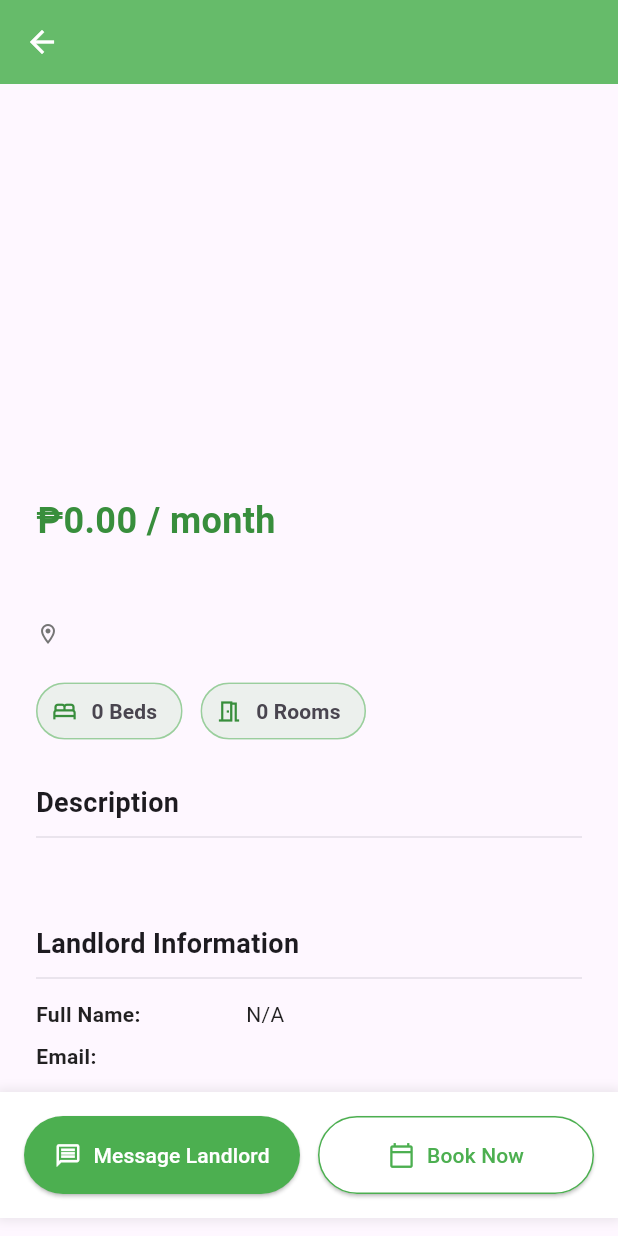
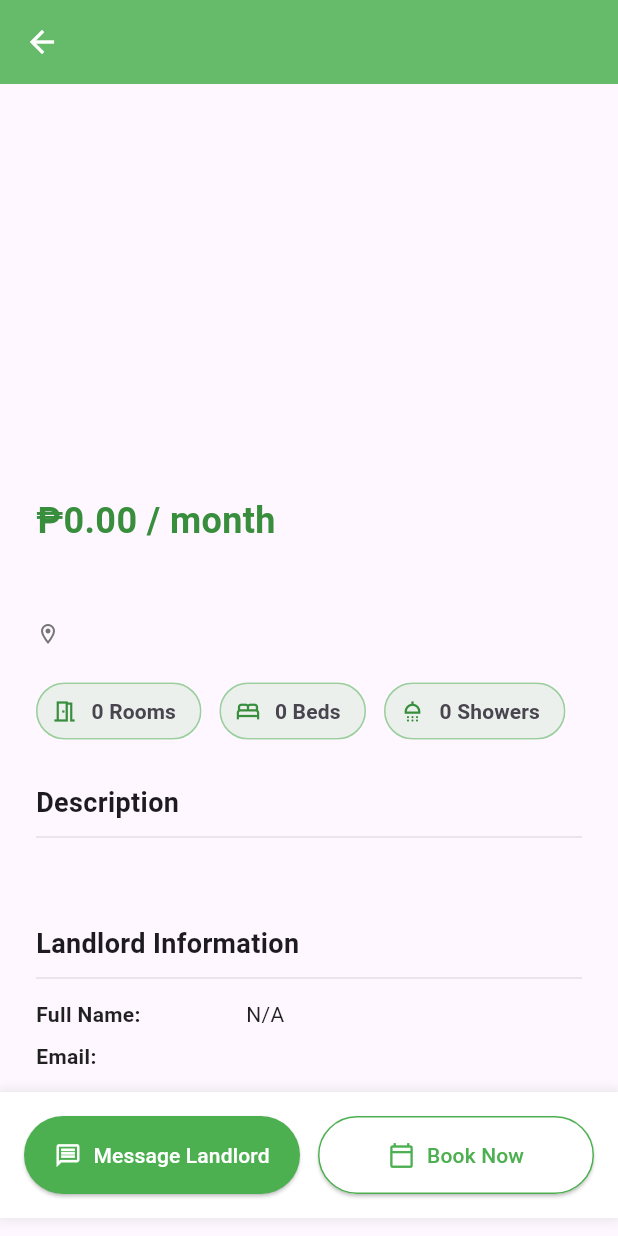
Before and after one commit to Sl4cK0TH/odiorent, a Flutter app: the PropertyDetailsScreen screen opened directly with empty values, on a phone screen of 412 x 824 dp. Run offline on Flutter 3.47's test engine with Material 3 defaults, Android fonts, the phone set to English and light mode, and no system bars; our stand-ins replace cloud_firestore, firebase_auth, firebase_core, firebase_messaging, fluttertoast, image_picker and 1 more; missing offline and left inert: cloudinary_public; accounts and stored records are empty; network calls fail.

Commit message:
feat: Add showers field to property model and streamline account settings
- Add showers/bathrooms field to Property model with full serialization
- Update all property screens to capture and display showers count
- Add shower icon display in property details and listing cards
- Fix linting issues: make fields final, replace deprecated withOpacity
- Remove redundant menu items from Account Settings (My Properties, Property Analytics, Help & Support)
- All code passes flutter analyze with zero issues

```diff
--- a/lib/models/property.dart
+++ b/lib/models/property.dart
@@ -40,6 +40,7 @@ class Property {
   final double price; // 'numeric' in Postgres maps to double in Dart
   final int rooms;
   final int beds;
+  final int showers; // Number of shower rooms/bathrooms
 
   // 'image_urls' is a text array in Supabase, which maps to List<String>
   final List<String> imageUrls;
@@ -71,6 +72,7 @@ class Property {
     required this.price,
     required this.rooms,
     required this.beds,
+    required this.showers,
     required this.imageUrls,
     required this.status,
     required this.createdAt, // New
@@ -100,6 +102,7 @@ class Property {
       'price': price,
       'rooms': rooms,
       'beds': beds,
+      'showers': showers,
       'image_urls': imageUrls,
       'status': statusToString(status), // Convert enum to string
       'created_at': createdAt.toIso8601String(), // Include created_at
@@ -120,6 +123,7 @@ class Property {
       price: (json['price'] as num).toDouble(),
       rooms: json['rooms'] as int,
       beds: json['beds'] as int,
+      showers: json['showers'] as int,
       imageUrls: List<String>.from(json['image_urls'] as List<dynamic>),
       status: statusFromString(json['status'] as String), // Convert string to enum
       createdAt: DateTime.parse(json['created_at'] as String),
@@ -149,6 +153,7 @@ class Property {
       'price': price,
       'rooms': rooms,
       'beds': beds,
+      'showers': showers,
       'imageUrls': imageUrls,
       'status': statusToString(status),
       'createdAt': createdAt,
@@ -171,6 +176,7 @@ class Property {
       price: (data['price'] as num).toDouble(),
       rooms: data['rooms'] as int,
       beds: data['beds'] as int,
+      showers: data['showers'] as int? ?? 1,
       imageUrls: List<String>.from(data['imageUrls'] as List<dynamic>? ?? []),
       status: statusFromString(data['status'] as String),
       createdAt: (data['createdAt'] as Timestamp?)?.toDate() ?? DateTime.now(),
@@ -191,6 +197,7 @@ class Property {
     double? price,
     int? rooms,
     int? beds,
+    int? showers,
     List<String>? imageUrls,
     PropertyStatus? status,
     DateTime? createdAt,
@@ -214,6 +221,7 @@ class Property {
       price: price ?? this.price,
       rooms: rooms ?? this.rooms,
       beds: beds ?? this.beds,
+      showers: showers ?? this.showers,
       imageUrls: imageUrls ?? this.imageUrls,
       status: status ?? this.status,
       createdAt: createdAt ?? this.createdAt,
--- a/lib/screens/landlord/landlord_property_details_screen.dart
+++ b/lib/screens/landlord/landlord_property_details_screen.dart
@@ -180,9 +180,9 @@ class LandlordPropertyDetailsScreen extends StatelessWidget {
                   Row(
                     mainAxisAlignment: MainAxisAlignment.spaceAround,
                     children: [
+                      _buildSpecIcon(Icons.meeting_room_outlined, '${property.rooms} Rooms'),
                       _buildSpecIcon(Icons.bed_outlined, '${property.beds} Beds'),
-                      // _buildSpecIcon(Icons.bathtub_outlined, '${property.rooms} Baths'), // Feature not yet available
-                      // _buildSpecIcon(Icons.square_foot_outlined, '${property.price.toInt()} sqft'), // Feature not yet available
+                      _buildSpecIcon(Icons.shower_outlined, '${property.showers} Showers'),
                     ],
                   ),
                 ],
--- a/lib/screens/renter/property_details_screen.dart
+++ b/lib/screens/renter/property_details_screen.dart
@@ -307,18 +307,23 @@ class _PropertyDetailsScreenState extends State<PropertyDetailsScreen> {
                   ),
                   const SizedBox(height: 16),
 
-                  // --- Room/Bed Stats ---
+                  // --- Room/Bed/Shower Stats ---
                   // We re-use the same chip style from the Admin screen
                   Row(
                     children: [
+                      _buildStatChip(
+                        Icons.meeting_room_outlined,
+                        '${property.rooms} Rooms',
+                      ),
+                      const SizedBox(width: 12),
                       _buildStatChip(
                         Icons.bed_outlined,
                         '${property.beds} Beds',
                       ),
                       const SizedBox(width: 12),
                       _buildStatChip(
-                        Icons.meeting_room_outlined,
-                        '${property.rooms} Rooms',
+                        Icons.shower_outlined,
+                        '${property.showers} Showers',
                       ),
                     ],
                   ),
```
Also changed, not shown: lib/screens/landlord/add_property_screen.dart (+14 -0 lines), lib/screens/landlord/landlord_edit_property_screen.dart (+12 -3 lines), lib/screens/landlord/landlord_home_screen.dart (+0 -15 lines), lib/widgets/property_card.dart (+18 -0 lines), 1 other file.
